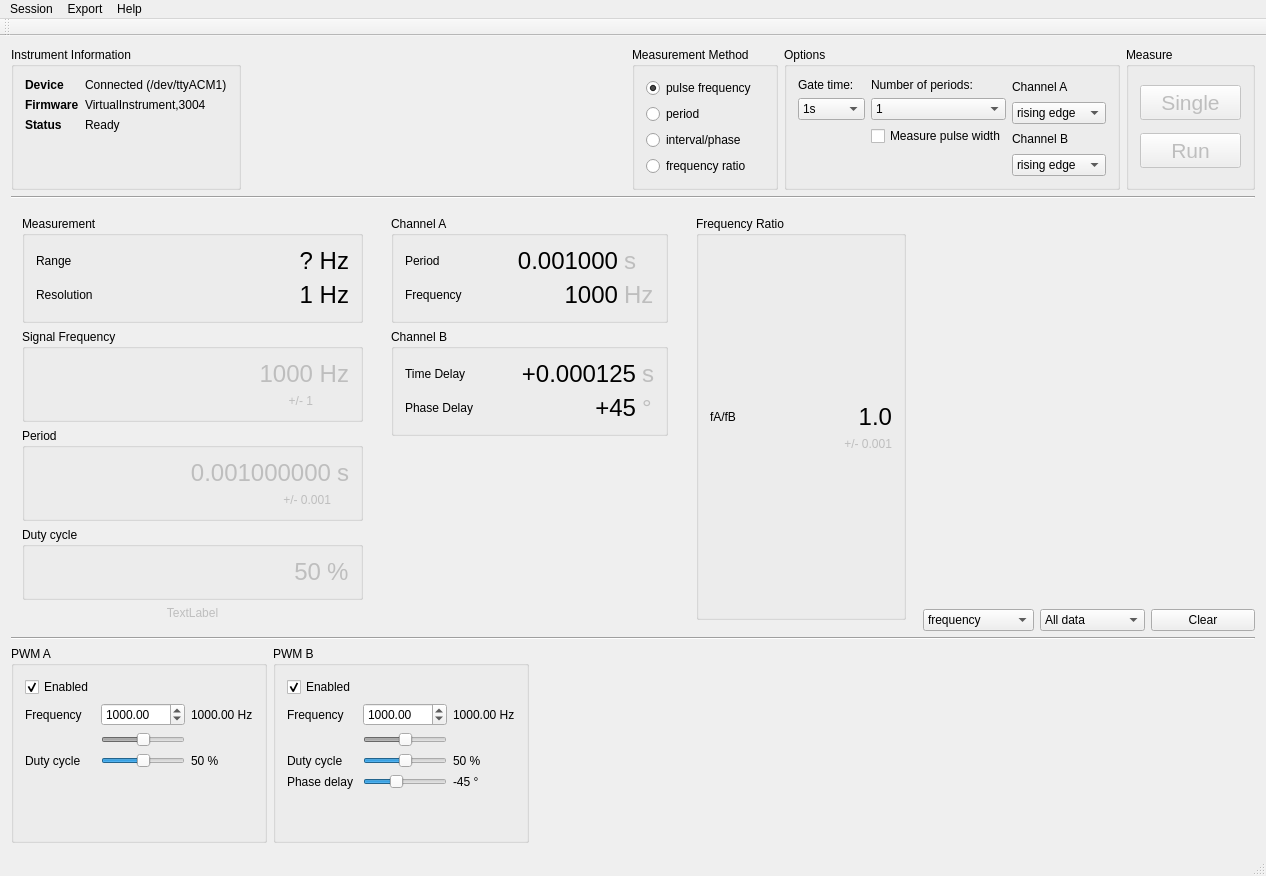
This is gui/mainwindow.ui in mcejp/virtual-counter as Qt 5 draws it before an edit. The edited form follows.
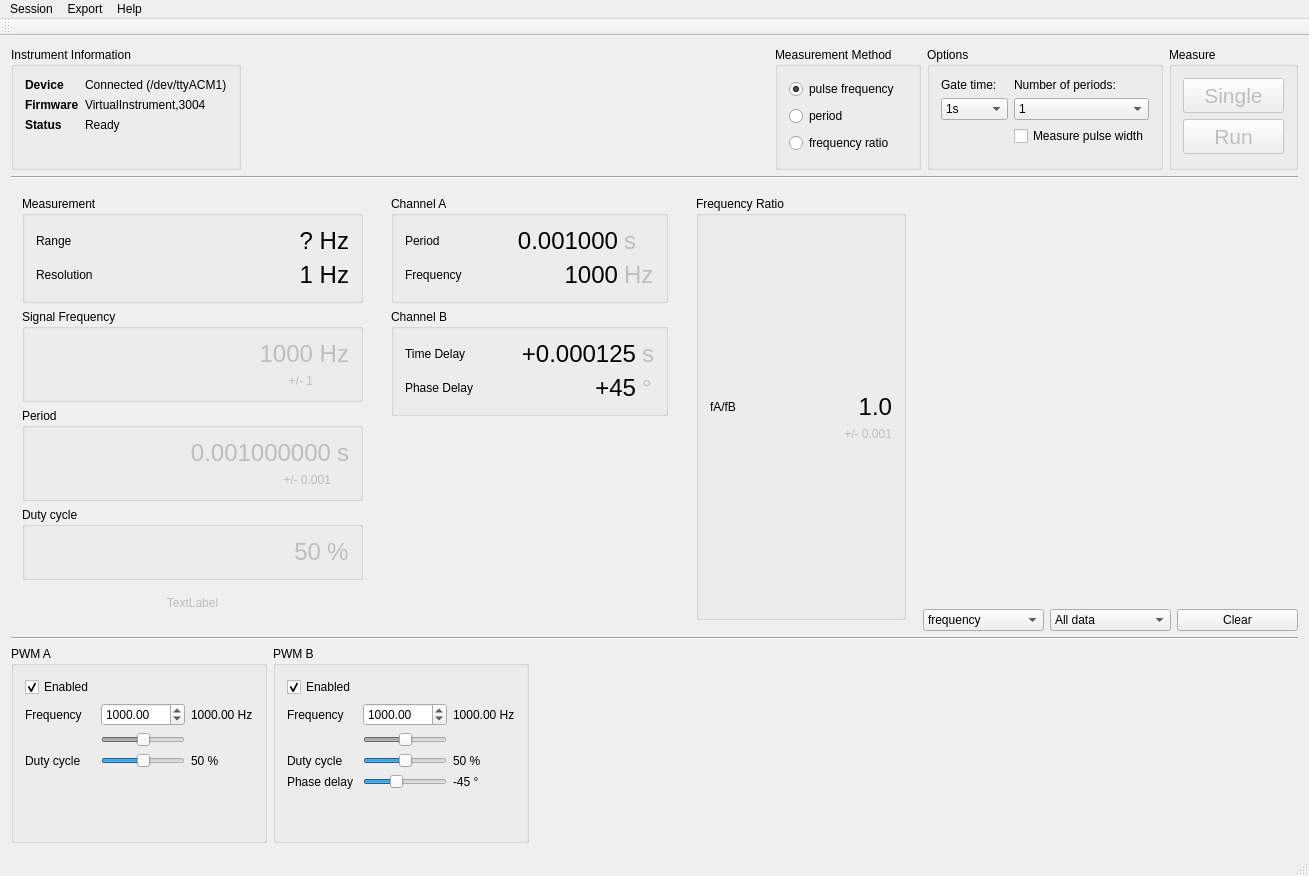
This is the edited form. Icons and pictures are not drawn. Custom widgets are drawn as their Qt base class.

Commit message: Disable broken/confusing measurement function "interval/phase"

What changed in the file:
```diff
--- a/gui/mainwindow.ui
+++ b/gui/mainwindow.ui
@@ -6,7 +6,7 @@
    <rect>
     <x>0</x>
     <y>0</y>
-    <width>1266</width>
+    <width>1309</width>
     <height>876</height>
    </rect>
   </property>
@@ -128,13 +128,6 @@
              </property>
             </widget>
            </item>
-           <item>
-            <widget class="QRadioButton" name="measurementMethodInterval">
-             <property name="text">
-              <string>interval/phase</string>
-             </property>
-            </widget>
-           </item>
            <item>
             <widget class="QRadioButton" name="measurementMethodFreqRatio">
              <property name="text">
@@ -239,52 +232,6 @@
            </item>
           </layout>
          </item>
-         <item>
-          <layout class="QVBoxLayout" name="verticalLayout_3">
-           <item>
-            <widget class="QLabel" name="label_5">
-             <property name="text">
-              <string>Channel A</string>
-             </property>
-            </widget>
-           </item>
-           <item>
-            <widget class="QComboBox" name="measurementEdgeSelectA">
-             <item>
-              <property name="text">
-               <string>rising edge</string>
-              </property>
-             </item>
-             <item>
-              <property name="text">
-               <string>falling edge</string>
-              </property>
-             </item>
-            </widget>
-           </item>
-           <item>
-            <widget class="QLabel" name="label_23">
-             <property name="text">
-              <string>Channel B</string>
-             </property>
-            </widget>
-           </item>
-           <item>
-            <widget class="QComboBox" name="measurementEdgeSelectB">
-             <item>
-              <property name="text">
-               <string>rising edge</string>
-              </property>
-             </item>
-             <item>
-              <property name="text">
-               <string>falling edge</string>
-              </property>
-             </item>
-            </widget>
-           </item>
-          </layout>
-         </item>
         </layout>
        </widget>
       </item>
@@ -1227,8 +1174,8 @@
     <rect>
      <x>0</x>
      <y>0</y>
-     <width>1266</width>
-     <height>25</height>
+     <width>1309</width>
+     <height>26</height>
     </rect>
    </property>
    <widget class="QMenu" name="menuFile">
```
The commit also changes 2 other files.
